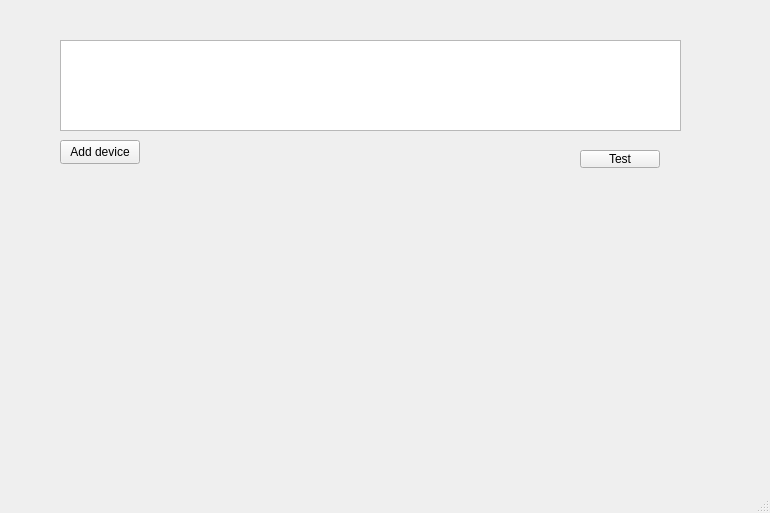
Qt form GUI/MainGUI/MainGUI.ui (my-memory-leaked/Modbus-Industrial-Diagnostic-Tool) before a commit.
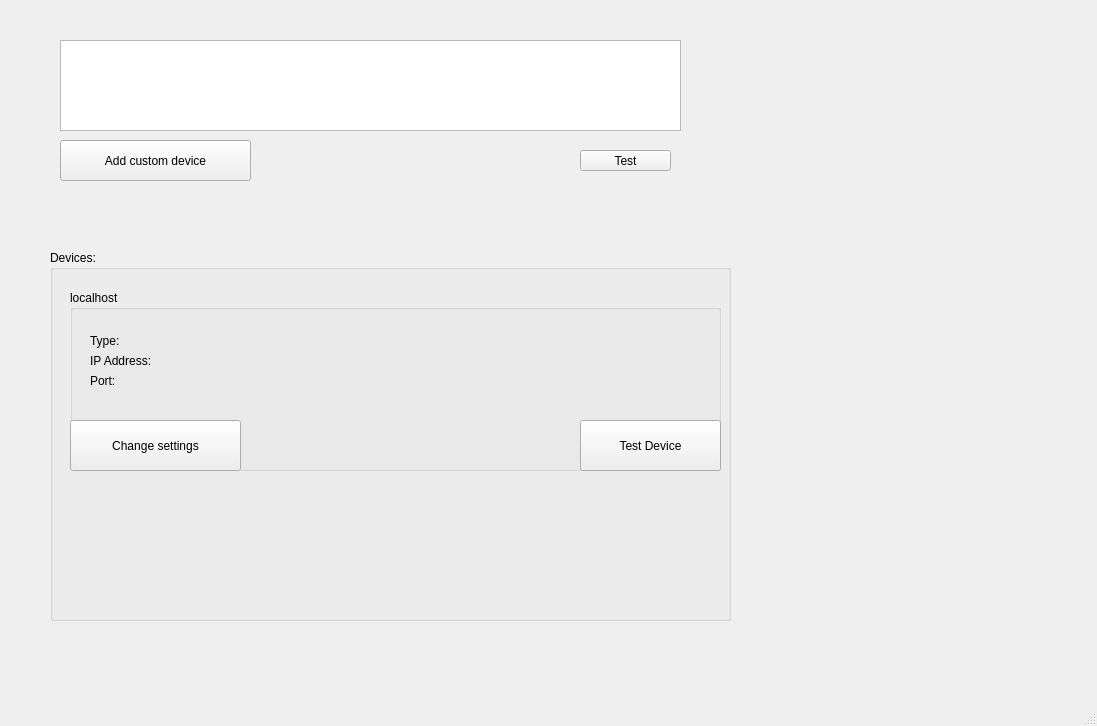
The same form after that commit.

```diff
--- a/GUI/MainGUI/MainGUI.ui
+++ b/GUI/MainGUI/MainGUI.ui
@@ -6,8 +6,8 @@
    <rect>
     <x>0</x>
     <y>0</y>
-    <width>770</width>
-    <height>513</height>
+    <width>1097</width>
+    <height>726</height>
    </rect>
   </property>
   <property name="windowTitle">
@@ -19,12 +19,12 @@
      <rect>
       <x>60</x>
       <y>140</y>
-      <width>80</width>
-      <height>24</height>
+      <width>191</width>
+      <height>41</height>
      </rect>
     </property>
     <property name="text">
-     <string>Add device</string>
+     <string>Add custom device</string>
     </property>
    </widget>
    <widget class="QListWidget" name="DevicesListWidget">
@@ -42,14 +42,105 @@
      <rect>
       <x>580</x>
       <y>150</y>
-      <width>80</width>
-      <height>18</height>
+      <width>91</width>
+      <height>21</height>
      </rect>
     </property>
     <property name="text">
      <string>Test</string>
     </property>
    </widget>
+   <widget class="QGroupBox" name="devicesGroupBox">
+    <property name="geometry">
+     <rect>
+      <x>50</x>
+      <y>250</y>
+      <width>681</width>
+      <height>371</height>
+     </rect>
+    </property>
+    <property name="title">
+     <string>Devices:</string>
+    </property>
+    <widget class="QGroupBox" name="localhostGroupBox">
+     <property name="geometry">
+      <rect>
+       <x>20</x>
+       <y>40</y>
+       <width>651</width>
+       <height>181</height>
+      </rect>
+     </property>
+     <property name="title">
+      <string>localhost</string>
+     </property>
+     <widget class="QLabel" name="localhostTypeLabel">
+      <property name="geometry">
+       <rect>
+        <x>20</x>
+        <y>40</y>
+        <width>281</width>
+        <height>21</height>
+       </rect>
+      </property>
+      <property name="text">
+       <string>Type:</string>
+      </property>
+     </widget>
+     <widget class="QLabel" name="localhostIPLabel">
+      <property name="geometry">
+       <rect>
+        <x>20</x>
+        <y>60</y>
+        <width>281</width>
+        <height>21</height>
+       </rect>
+      </property>
+      <property name="text">
+       <string>IP Address:</string>
+      </property>
+     </widget>
+     <widget class="QLabel" name="localhostPortLabel">
+      <property name="geometry">
+       <rect>
+        <x>20</x>
+        <y>80</y>
+        <width>291</width>
+        <height>21</height>
+       </rect>
+      </property>
+      <property name="text">
+       <string>Port:</string>
+      </property>
+     </widget>
+     <widget class="QPushButton" name="localhostChangeSettingsButton">
+      <property name="geometry">
+       <rect>
+        <x>0</x>
+        <y>130</y>
+        <width>171</width>
+        <height>51</height>
+       </rect>
+      </property>
+      <property name="text">
+       <string>Change settings</string>
+      </property>
+     </widget>
+     <widget class="QPushButton" name="localhostTestDeviceButton">
+      <property name="geometry">
+       <rect>
+        <x>510</x>
+        <y>130</y>
+        <width>141</width>
+        <height>51</height>
+       </rect>
+      </property>
+      <property name="text">
+       <string>Test Device</string>
+      </property>
+     </widget>
+    </widget>
+   </widget>
   </widget>
   <widget class="QMenuBar" name="menubar">
    <property name="geometry">
```
Left out of the diff: 4 changed lines with no effect on the pictures.
